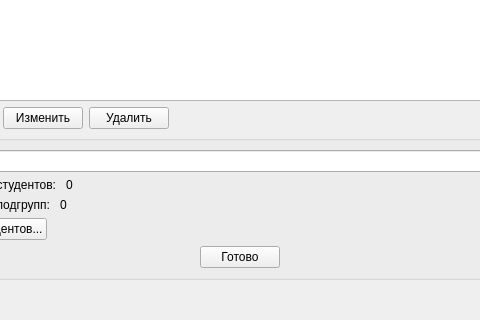
Old version of the form main_window.ui in the repository Horsmir/teachreg; both pictures show x 219 to 699 and y 280 to 600 of the 800 by 600 pixel window.
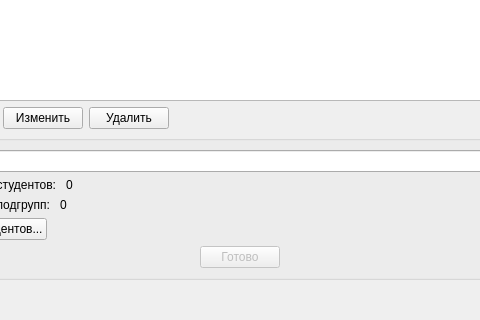
New version of the form. The open tabs and pages were chosen to show the change. Icons and pictures are not drawn.

The edit to the form file:
```diff
--- a/main_window.ui
+++ b/main_window.ui
@@ -458,6 +458,9 @@
              </item>
              <item>
               <widget class="QPushButton" name="setEditGroupButton">
+               <property name="enabled">
+                <bool>false</bool>
+               </property>
                <property name="sizePolicy">
                 <sizepolicy hsizetype="Minimum" vsizetype="Fixed">
                  <horstretch>0</horstretch>
```
Left out of the diff: 16 changed lines with no effect on the pictures.
